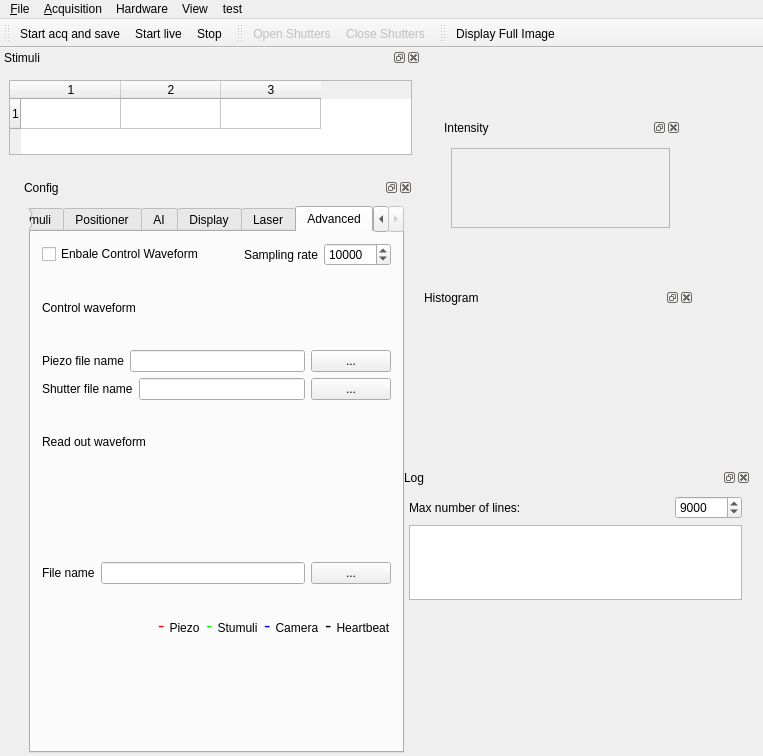
Qt form Imagine/imagine.ui (HolyLab/Imagine) before a commit.
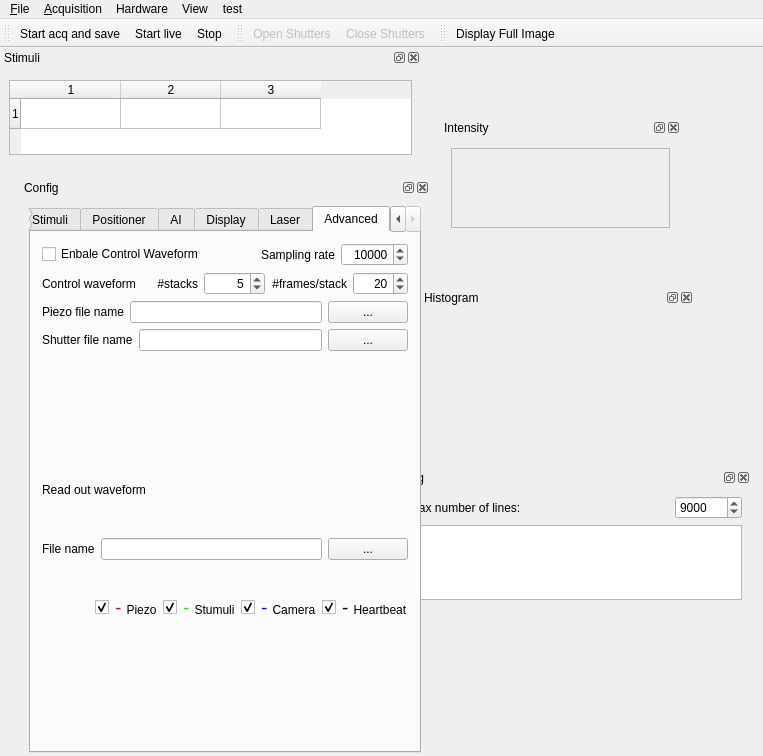
The same form after that commit. Icons and pictures are not drawn. Custom widgets are drawn as their Qt base class.

Commit message: piezo shutter wav control tmp2

What changed in the file:
```diff
--- a/Imagine/imagine.ui
+++ b/Imagine/imagine.ui
@@ -170,13 +170,13 @@
      <rect>
       <x>20</x>
       <y>130</y>
-      <width>393</width>
+      <width>410</width>
       <height>612</height>
      </rect>
     </property>
     <property name="minimumSize">
      <size>
-      <width>362</width>
+      <width>410</width>
       <height>532</height>
      </size>
     </property>
@@ -2333,6 +2333,9 @@
             </item>
             <item>
              <widget class="QSpinBox" name="spinBoxPiezoSampleRate">
+              <property name="alignment">
+               <set>Qt::AlignRight|Qt::AlignTrailing|Qt::AlignVCenter</set>
+              </property>
               <property name="maximum">
                <number>100000</number>
               </property>
@@ -2344,11 +2347,70 @@
            </layout>
           </item>
           <item>
-           <widget class="QLabel" name="label_37">
-            <property name="text">
-             <string>Control waveform</string>
-            </property>
-           </widget>
+           <layout class="QHBoxLayout" name="horizontalLayout_8">
+            <item>
+             <widget class="QLabel" name="label_37">
+              <property name="text">
+               <string>Control waveform</string>
+              </property>
+             </widget>
+            </item>
+            <item>
+             <widget class="QLabel" name="label_44">
+              <property name="layoutDirection">
+               <enum>Qt::LeftToRight</enum>
+              </property>
+              <property name="text">
+               <string>#stacks</string>
+              </property>
+              <property name="alignment">
+               <set>Qt::AlignRight|Qt::AlignTrailing|Qt::AlignVCenter</set>
+              </property>
+             </widget>
+            </item>
+            <item>
+             <widget class="QSpinBox" name="spinBoxNumOfStacksWav">
+              <property name="alignment">
+               <set>Qt::AlignRight|Qt::AlignTrailing|Qt::AlignVCenter</set>
+              </property>
+              <property name="maximum">
+               <number>10000</number>
+              </property>
+              <property name="value">
+               <number>5</number>
+              </property>
+              <property name="displayIntegerBase">
+               <number>10</number>
+              </property>
+             </widget>
+            </item>
+            <item>
+             <widget class="QLabel" name="label_45">
+              <property name="text">
+               <string>#frames/stack</string>
+              </property>
+              <property name="alignment">
+               <set>Qt::AlignRight|Qt::AlignTrailing|Qt::AlignVCenter</set>
+              </property>
+             </widget>
+            </item>
+            <item>
+             <widget class="QSpinBox" name="spinBoxFramesPerStackWav">
+              <property name="alignment">
+               <set>Qt::AlignRight|Qt::AlignTrailing|Qt::AlignVCenter</set>
+              </property>
+              <property name="maximum">
+               <number>1000</number>
+              </property>
+              <property name="value">
+               <number>20</number>
+              </property>
+              <property name="displayIntegerBase">
+               <number>10</number>
+              </property>
+             </widget>
+            </item>
+           </layout>
           </item>
           <item>
            <layout class="QHBoxLayout" name="horizontalLayout_3">
@@ -2392,13 +2454,6 @@
             </item>
            </layout>
           </item>
-          <item>
-           <widget class="QLabel" name="label_35">
-            <property name="text">
-             <string>Read out waveform</string>
-            </property>
-           </widget>
-          </item>
           <item>
            <widget class="QWidget" name="widgetConWav" native="true">
             <layout class="QHBoxLayout" name="conWavLayout">
@@ -2417,6 +2472,13 @@
             </layout>
            </widget>
           </item>
+          <item>
+           <widget class="QLabel" name="label_35">
+            <property name="text">
+             <string>Read out waveform</string>
+            </property>
+           </widget>
+          </item>
           <item>
            <layout class="QHBoxLayout" name="horizontalLayout_5">
             <item>
@@ -2453,6 +2515,16 @@
               </property>
              </spacer>
             </item>
+            <item>
+             <widget class="QCheckBox" name="checkBox">
+              <property name="text">
+               <string/>
+              </property>
+              <property name="checked">
+               <bool>true</bool>
+              </property>
+             </widget>
+            </item>
             <item>
              <widget class="QLabel" name="label_42">
               <property name="text">
@@ -2460,6 +2532,16 @@
               </property>
              </widget>
             </item>
+            <item>
+             <widget class="QCheckBox" name="checkBox_2">
+              <property name="text">
+               <string/>
+              </property>
+              <property name="checked">
+               <bool>true</bool>
+              </property>
+             </widget>
+            </item>
             <item>
              <widget class="QLabel" name="label_41">
               <property name="text">
@@ -2467,6 +2549,16 @@
               </property>
              </widget>
             </item>
+            <item>
+             <widget class="QCheckBox" name="checkBox_3">
+              <property name="text">
+               <string/>
+              </property>
+              <property name="checked">
+               <bool>true</bool>
+              </property>
+             </widget>
+            </item>
             <item>
              <widget class="QLabel" name="label_40">
               <property name="text">
@@ -2474,6 +2566,16 @@
               </property>
              </widget>
             </item>
+            <item>
+             <widget class="QCheckBox" name="checkBox_4">
+              <property name="text">
+               <string/>
+              </property>
+              <property name="checked">
+               <bool>true</bool>
+              </property>
+             </widget>
+            </item>
             <item>
              <widget class="QLabel" name="label_39">
               <property name="text">
```
Left out of the diff: 35 changed lines with no effect on the pictures. The commit also changes 8 other files.
